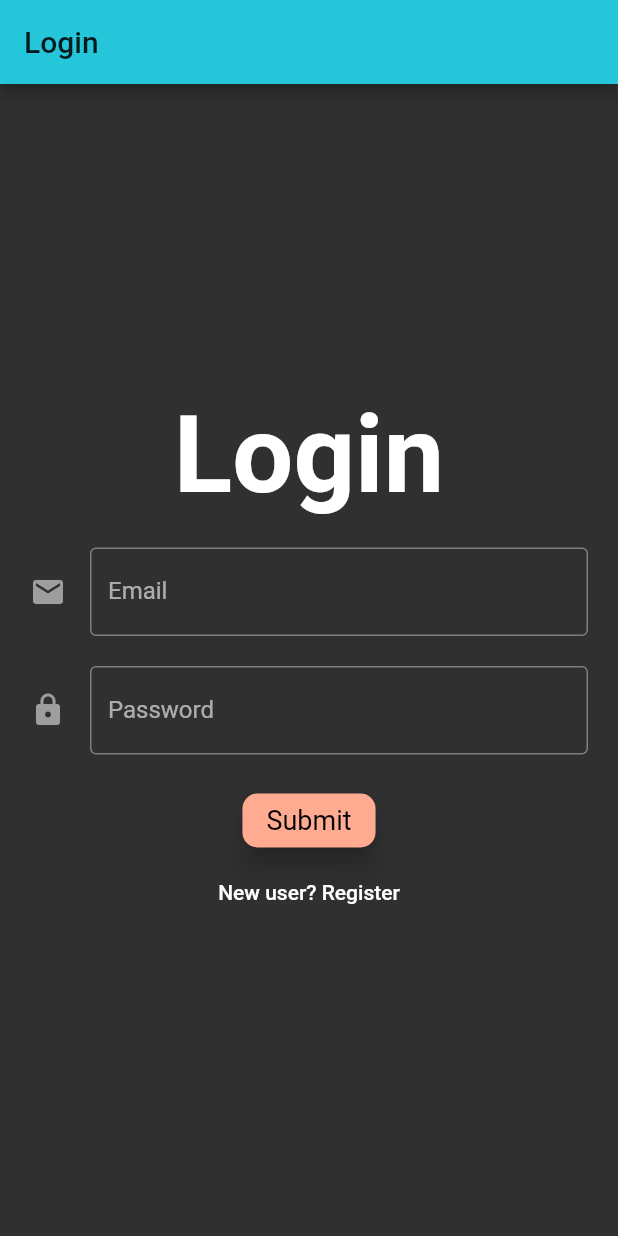
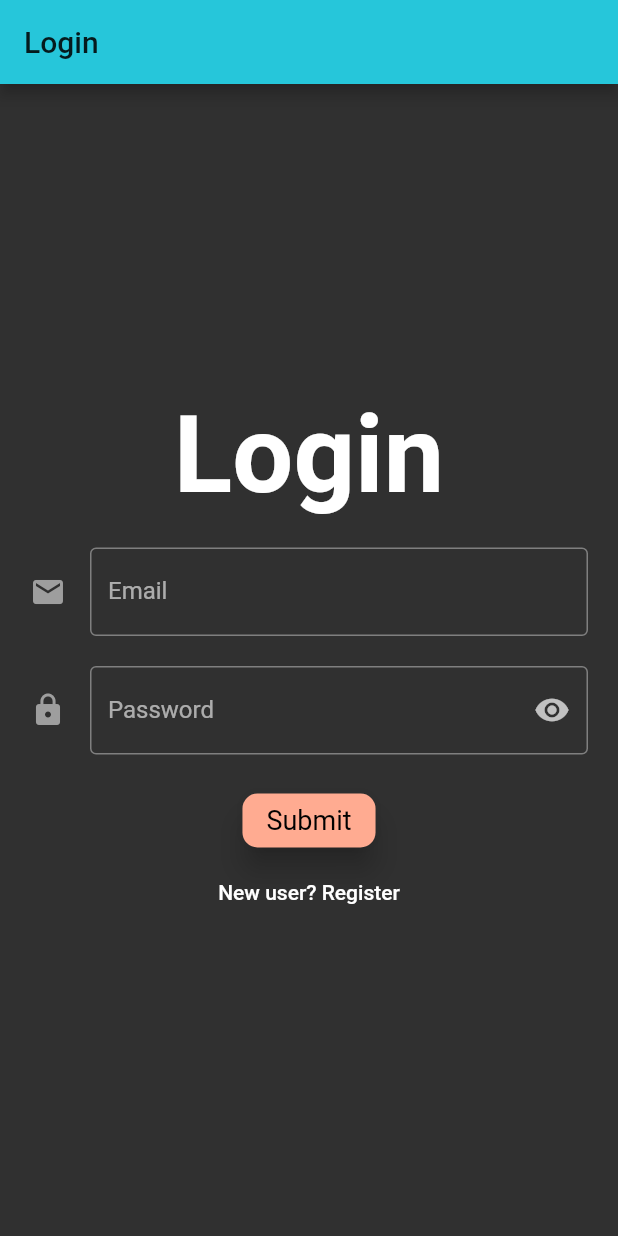
Before and after one commit to Reptilefury/Understanding-Dart-Concepts, a Flutter app: the screen it shows after launch, after a tap on "Submit", after a tap on "Existing User? Login", on a phone screen of 412 x 824 dp. Run offline on Flutter 3.47's test engine with Material 2 defaults, Android fonts, the phone set to English and light mode, and no system bars.

```diff
--- a/lib/pages/login_page.dart
+++ b/lib/pages/login_page.dart
@@ -6,24 +6,23 @@ class LoginPage extends StatefulWidget {
 }
 
 class _LoginPageState extends State<LoginPage> {
-
-
   final _formkey = GlobalKey<FormState>();
-  String  _email, _password;
+  bool _obscureText = true;
+  String _email, _password;
 
   Widget _showTitle() {
-    return Text('Login', style: Theme.of(context).textTheme.headline5,);
-
+    return Text(
+      'Login',
+      style: Theme.of(context).textTheme.headline5,
+    );
   }
 
-
   Widget _showEmailInput() {
-    return  Padding(
+    return Padding(
       padding: EdgeInsets.only(top: 20.0),
       child: TextFormField(
         onSaved: (val) => _email = val,
-
-        validator: (val) => !val.contains('@') ?'Invalid Email': null,
+        validator: (val) => !val.contains('@') ? 'Invalid Email' : null,
         decoration: InputDecoration(
             border: OutlineInputBorder(),
             labelText: 'Email',
@@ -32,16 +31,22 @@ class _LoginPageState extends State<LoginPage> {
       ),
     );
   }
-  Widget _showPasswordInput(){
-    return  Padding(
+
+  Widget _showPasswordInput() {
+    return Padding(
       padding: EdgeInsets.only(top: 20.0),
       child: TextFormField(
         onSaved: (val) => _password = val,
-
-        validator: (val) => val.length <6? 'Username too short': null ,
-
-        obscureText: true,
+        validator: (val) => val.length < 6 ? 'Username too short' : null,
+        obscureText: _obscureText,
         decoration: InputDecoration(
+            suffixIcon: GestureDetector(
+              onTap: () {
+                setState(() => !_obscureText);
+              },
+              child:
+                  Icon(_obscureText ? Icons.visibility : Icons.visibility_off),
+            ),
             border: OutlineInputBorder(),
             labelText: 'Password',
             hintText: 'Enter password, min length 6 ',
@@ -50,9 +55,8 @@ class _LoginPageState extends State<LoginPage> {
     );
   }
 
-  Widget _showFormActions(){
-    return
-      Padding(
+  Widget _showFormActions() {
+    return Padding(
       padding: EdgeInsets.only(top: 20.0),
       child: Column(
         children: [
@@ -64,34 +68,33 @@ class _LoginPageState extends State<LoginPage> {
                       .copyWith(color: Colors.black)),
               elevation: 8.0,
               shape: RoundedRectangleBorder(
-                    borderRadius:
-                    BorderRadius.all(Radius.circular(10.0))),
+                  borderRadius: BorderRadius.all(Radius.circular(10.0))),
               color: Theme.of(context).accentColor,
-                onPressed: _submit
-            ),
+              onPressed: _submit),
           FlatButton(
               child: Text('New user? Register'),
-              onPressed: () => Navigator.pushReplacementNamed(context, '/register')
-            )
+              onPressed: () =>
+                  Navigator.pushReplacementNamed(context, '/register'))
         ],
       ),
     );
   }
-  void _submit(){
+
+  void _submit() {
     final form = _formkey.currentState;
-    if (form.validate()){
+    if (form.validate()) {
       form.save();
       print('Email: $_email, Password:$_password');
-
     }
   }
+
   @override
   Widget build(BuildContext context) {
     // final Widget _showTitle = Text('Register', style: Theme.of(context).textTheme.headline);
 
     return Scaffold(
       appBar: AppBar(
-        title: Text('Login') ,
+        title: Text('Login'),
       ),
       body: Container(
         padding: EdgeInsets.symmetric(horizontal: 20.0),
@@ -112,5 +115,4 @@ class _LoginPageState extends State<LoginPage> {
       ),
     );
   }
-
 }
--- a/lib/pages/register_page.dart
+++ b/lib/pages/register_page.dart
@@ -9,6 +9,7 @@ class _RegisterPageState extends State<RegisterPage> {
 
 
 final _formkey = GlobalKey<FormState>();
+bool _obscureText = true;
 String  _username, _email, _password;
 
 Widget _showTitle() {
@@ -55,6 +56,14 @@ Widget _showUsernameInput() {
 
       obscureText: true,
       decoration: InputDecoration(
+          suffixIcon: GestureDetector(
+            onTap: () {
+              setState(() => !_obscureText);
+            },
+            child:
+            Icon(_obscureText ? Icons.visibility : Icons.visibility_off),
+          ),
+
           border: OutlineInputBorder(),
           labelText: 'Password',
           hintText: 'Enter password, min length 6 ',
```
Lines whose indentation alone changed are shown as unchanged.
